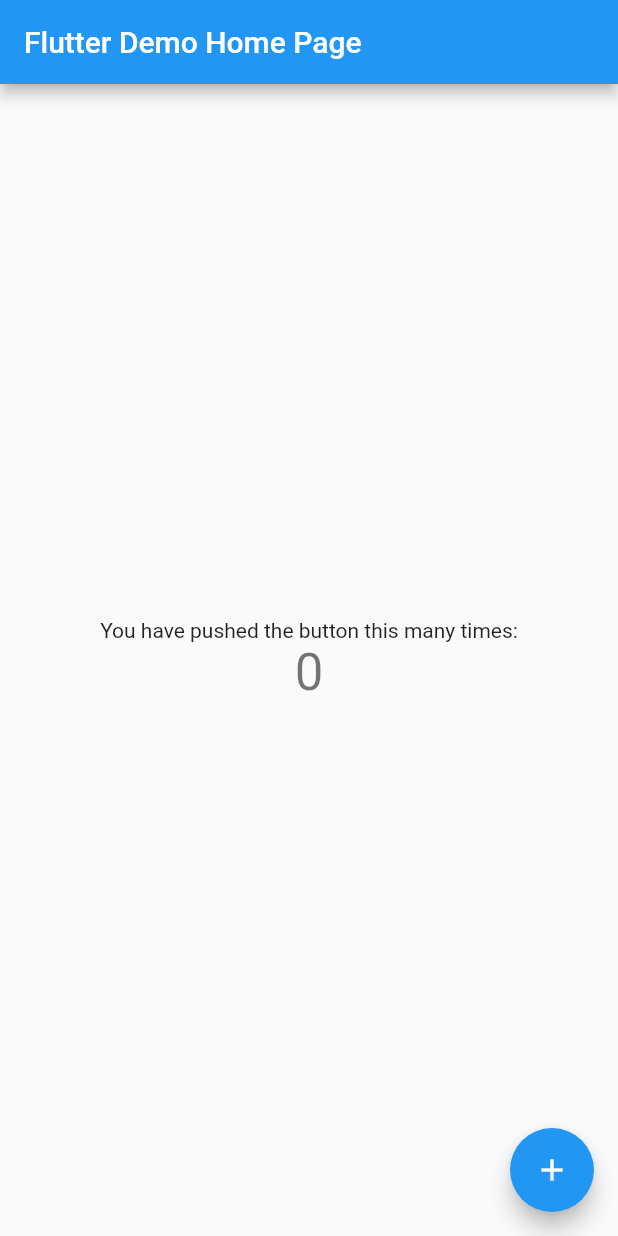
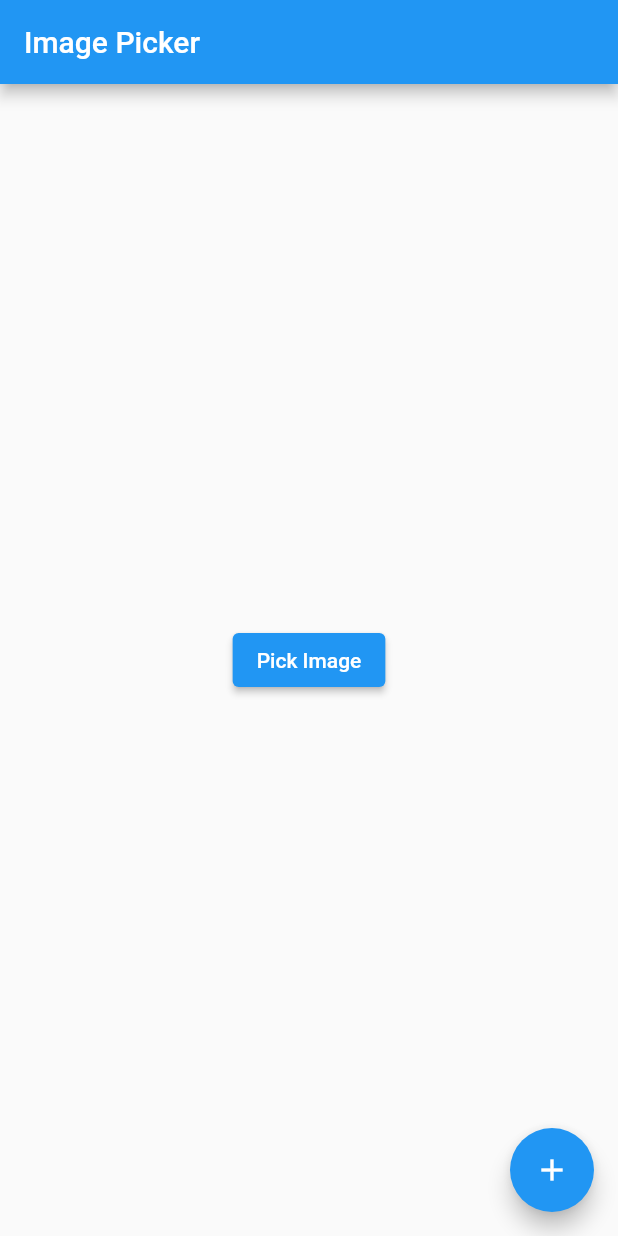
Before and after one commit to medhaviSharma11apr/cubitimagepicker, a Flutter app: the screen it shows after launch, on a phone screen of 412 x 824 dp. Run offline on Flutter 3.47's test engine with Material 2 defaults, Android fonts, the light colour scheme and no system bars; our stand-ins replace bloc, flutter_bloc, image_picker.

Commit message:
new commit

```diff
--- /dev/null
+++ b/lib/cubit/image_cubit.dart
@@ -0,0 +1,25 @@
+import 'package:bloc/bloc.dart';
+import 'package:image_picker/image_picker.dart';
+import 'package:meta/meta.dart';
+
+part 'image_state.dart';
+
+class ImageCubit extends Cubit<ImageState> {
+  ImageCubit() : super(ImageInitialState());
+
+  final ImagePicker _imagepicker = ImagePicker();
+
+  Future<void> pickImage() async {
+    try {
+      final pickedImage = await _imagepicker.pickImage(source: ImageSource.gallery,);
+      if (pickedImage != null) {
+        emit(ImageLoadedState(pickedImage.path));
+      } else {
+        emit(ImageErrorState('No image selected'));
+      }
+
+    } catch (e) {
+      emit(ImageErrorState(e.toString()));
+    }
+  }
+}
--- /dev/null
+++ b/lib/cubit/image_state.dart
@@ -0,0 +1,19 @@
+part of 'image_cubit.dart';
+
+@immutable
+class ImageState {}
+
+ class ImageInitialState extends ImageState {}
+
+class ImageLoadedState extends ImageState {
+  final String imagePath;
+
+  ImageLoadedState(this.imagePath);
+
+}
+
+class ImageErrorState extends ImageState {
+  final String errorMessage;
+
+  ImageErrorState(this.errorMessage);
+}
--- a/lib/main.dart
+++ b/lib/main.dart
@@ -1,4 +1,8 @@
+import 'dart:io';
+
+import 'package:cubitimagepicker/cubit/image_cubit.dart';
 import 'package:flutter/material.dart';
+import 'package:flutter_bloc/flutter_bloc.dart';
 
 void main() {
   runApp(const MyApp());
@@ -7,106 +11,69 @@
 class MyApp extends StatelessWidget {
   const MyApp({super.key});
 
-  // This widget is the root of your application.
   @override
   Widget build(BuildContext context) {
     return MaterialApp(
       title: 'Flutter Demo',
       theme: ThemeData(
-        // This is the theme of your application.
-        //
-        // Try running your application with "flutter run". You'll see the
-        // application has a blue toolbar. Then, without quitting the app, try
-        // changing the primarySwatch below to Colors.green and then invoke
-        // "hot reload" (press "r" in the console where you ran "flutter run",
-        // or simply save your changes to "hot reload" in a Flutter IDE).
-        // Notice that the counter didn't reset back to zero; the application
-        // is not restarted.
         primarySwatch: Colors.blue,
       ),
-      home: const MyHomePage(title: 'Flutter Demo Home Page'),
+      home: BlocProvider(
+        create: (context) => ImageCubit(),
+        child: const MyHomePage(),
+      ),
     );
   }
 }
 
 class MyHomePage extends StatefulWidget {
-  const MyHomePage({super.key, required this.title});
-
-  // This widget is the home page of your application. It is stateful, meaning
-  // that it has a State object (defined below) that contains fields that affect
-  // how it looks.
-
-  // This class is the configuration for the state. It holds the values (in this
-  // case the title) provided by the parent (in this case the App widget) and
-  // used by the build method of the State. Fields in a Widget subclass are
-  // always marked "final".
-
-  final String title;
+  const MyHomePage({super.key});
 
   @override
   State<MyHomePage> createState() => _MyHomePageState();
 }
 
 class _MyHomePageState extends State<MyHomePage> {
-  int _counter = 0;
-
-  void _incrementCounter() {
-    setState(() {
-      // This call to setState tells the Flutter framework that something has
-      // changed in this State, which causes it to rerun the build method below
-      // so that the display can reflect the updated values. If we changed
-      // _counter without calling setState(), then the build method would not be
-      // called again, and so nothing would appear to happen.
-      _counter++;
-    });
-  }
-
   @override
   Widget build(BuildContext context) {
-    // This method is rerun every time setState is called, for instance as done
-    // by the _incrementCounter method above.
-    //
-    // The Flutter framework has been optimized to make rerunning build methods
-    // fast, so that you can just rebuild anything that needs updating rather
-    // than having to individually change instances of widgets.
     return Scaffold(
       appBar: AppBar(
-        // Here we take the value from the MyHomePage object that was created by
-        // the App.build method, and use it to set our appbar title.
-        title: Text(widget.title),
+        title: const Text("Image Picker"),
       ),
-      body: Center(
-        // Center is a layout widget. It takes a single child and positions it
-        // in the middle of the parent.
-        child: Column(
-          // Column is also a layout widget. It takes a list of children and
-          // arranges them vertically. By default, it sizes itself to fit its
-          // children horizontally, and tries to be as tall as its parent.
-          //
-          // Invoke "debug painting" (press "p" in the console, choose the
-          // "Toggle Debug Paint" action from the Flutter Inspector in Android
-          // Studio, or the "Toggle Debug Paint" command in Visual Studio Code)
-          // to see the wireframe for each widget.
-          //
-          // Column has various properties to control how it sizes itself and
-          // how it positions its children. Here we use mainAxisAlignment to
-          // center the children vertically; the main axis here is the vertical
-          // axis because Columns are vertical (the cross axis would be
-          // horizontal).
-          mainAxisAlignment: MainAxisAlignment.center,
-          children: <Widget>[
-            const Text(
-              'You have pushed the button this many times:',
+      body: BlocBuilder<ImageCubit, ImageState>(builder: ((context, state) {
+        if (state is ImageInitialState) {
+          return Center(
+            child: ElevatedButton(
+              onPressed: () {
+                BlocProvider.of<ImageCubit>(context).pickImage();
+              },
+              child: const Text("Pick Image"),
             ),
-            Text(
-              '$_counter',
-              style: Theme.of(context).textTheme.headline4,
-            ),
-          ],
-        ),
-      ),
+          );
+        } else if (state is ImageLoadedState) {
+          return Center(
+              child: Column(
+            children: [
+              Image.file(
+                File(state.imagePath),
+                height: 200,
+              ),
+              const SizedBox(
+                height: 20,
+              ),
+              ElevatedButton(
+                  onPressed: (() {
+                    BlocProvider.of<ImageCubit>(context).pickImage();
+                  }),
+                  child: const Text('Pick Another Image'))
+            ],
+          ));
+        } else if (state is ImageErrorState) {}
+        return Container();
+      })),
+
       floatingActionButton: FloatingActionButton(
-        onPressed: _incrementCounter,
+        onPressed: (() {}),
         tooltip: 'Increment',
         child: const Icon(Icons.add),
       ), // This trailing comma makes auto-formatting nicer for build methods.
--- a/pubspec.yaml
+++ b/pubspec.yaml
@@ -36,6 +36,8 @@
   # The following adds the Cupertino Icons font to your application.
   # Use with the CupertinoIcons class for iOS style icons.
   cupertino_icons: ^1.0.2
+  flutter_bloc: ^9.1.1
+  image_picker: ^1.0.2
 
 dev_dependencies:
   flutter_test:
```
Also changed, not shown: pubspec.lock, 11 other files.
